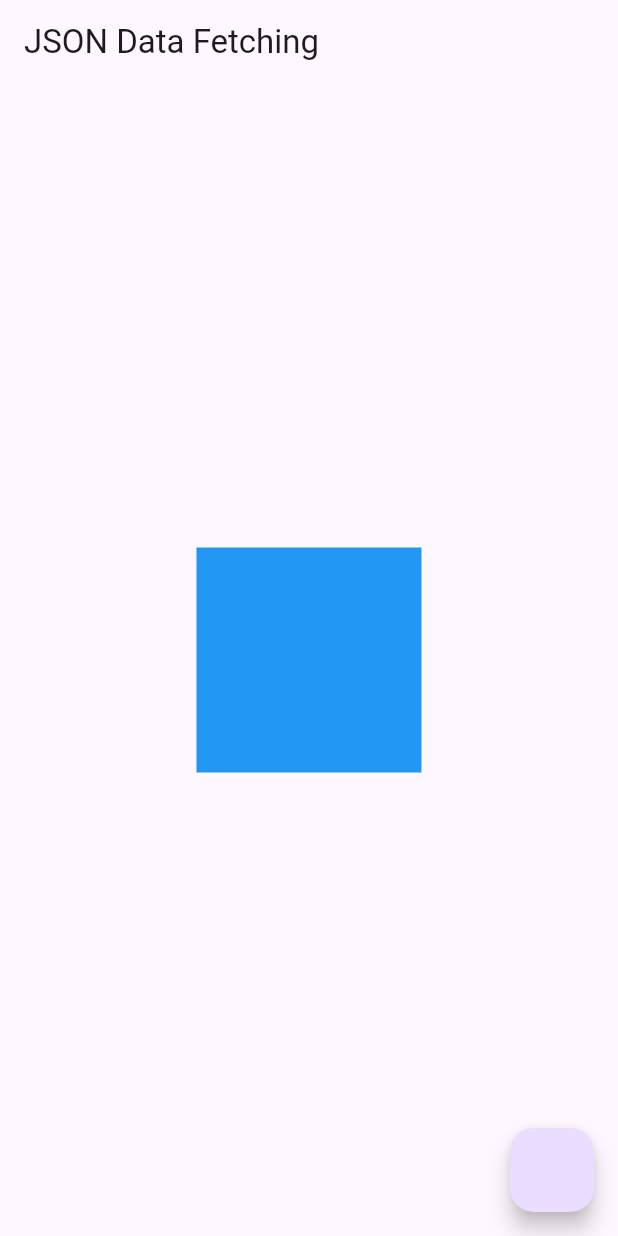
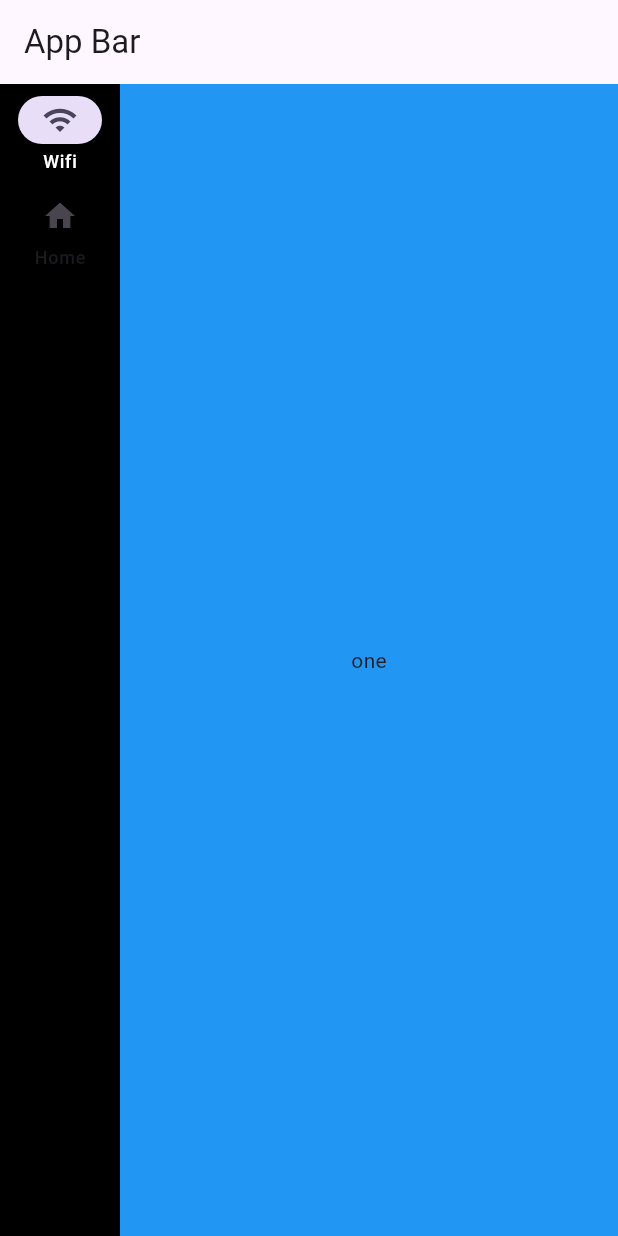
Before and after one commit to Abir-Bin-Billal/Learning-flutter, a Flutter app: the screen it shows after launch, on a phone screen of 412 x 824 dp. Run offline on Flutter 3.47's test engine with Material 3 defaults, Android fonts, the phone set to English and light mode, and no system bars.

Commit message:
Navigation Rial added

```diff
--- a/lib/main.dart
+++ b/lib/main.dart
@@ -2,6 +2,8 @@ import 'dart:convert';
 
 import 'package:flutter/material.dart';
 import 'package:http/http.dart' as http;
+import 'package:my_calculator/page_one.dart';
+import 'package:my_calculator/page_two.dart';
 
 void main(){
   runApp(MyApp());
@@ -27,28 +29,39 @@ class HomePage extends StatefulWidget {
 }
 
 class _HomePageState extends State<HomePage> {
-  bool _value = false;
+  final pages = [
+    one(),
+    two()
+  ];
+  var _index = 0;
   @override
   Widget build(BuildContext context) {
-    return Scaffold(
-      appBar: AppBar(
-        title: Text("JSON Data Fetching"),
-      ),
-      floatingActionButton: FloatingActionButton(onPressed: (){
-        setState(() {
-          _value=!_value;
-        });
-      }),
-      body: Center(
-        child : AnimatedContainer( duration: Duration(seconds: 4),
-        child: Container(
-          height: _value==false? 150:350,
-          width: _value==false? 150:350,
-          color: Colors.blue,
-        ),
-        )
-      ),
+    return SafeArea(child:
+    Scaffold(
+      appBar: AppBar(title: Text("App Bar")),
+      backgroundColor: Colors.black,
+      body: Row(
+        children: [
+          NavigationRail(
+            labelType: NavigationRailLabelType.all,
+            onDestinationSelected: (int val){
+              setState(() {
+                val = _index;
+              });
+            },
+        backgroundColor: Colors.black,
+        destinations: [
+        NavigationRailDestination(icon: Icon(Icons.wifi), label: Text("Wifi" , style: TextStyle(color: Colors.white),)),
+        NavigationRailDestination(icon: Icon(Icons.home), label: Text("Home")),
 
-    );
+
+      ], selectedIndex: _index),
+
+     Expanded(child: Container(
+        child: pages[_index],
+      ))
+        ],
+      )
+    ));
   }
 }
--- /dev/null
+++ b/lib/page_one.dart
@@ -0,0 +1,15 @@
+import 'package:flutter/material.dart';
+
+class one extends StatelessWidget {
+  const one({super.key});
+
+  @override
+  Widget build(BuildContext context) {
+    return Scaffold(
+      backgroundColor: Colors.blue,
+      body: Center(
+        child: Text("one"),
+      ),
+    );
+  }
+}
--- /dev/null
+++ b/lib/page_two.dart
@@ -0,0 +1,15 @@
+import 'package:flutter/material.dart';
+
+class two extends StatelessWidget {
+  const two({super.key});
+
+  @override
+  Widget build(BuildContext context) {
+    return Scaffold(
+      backgroundColor: Colors.red,
+      body: Center(
+        child: Text("Two"),
+      ),
+    );
+  }
+}
```
